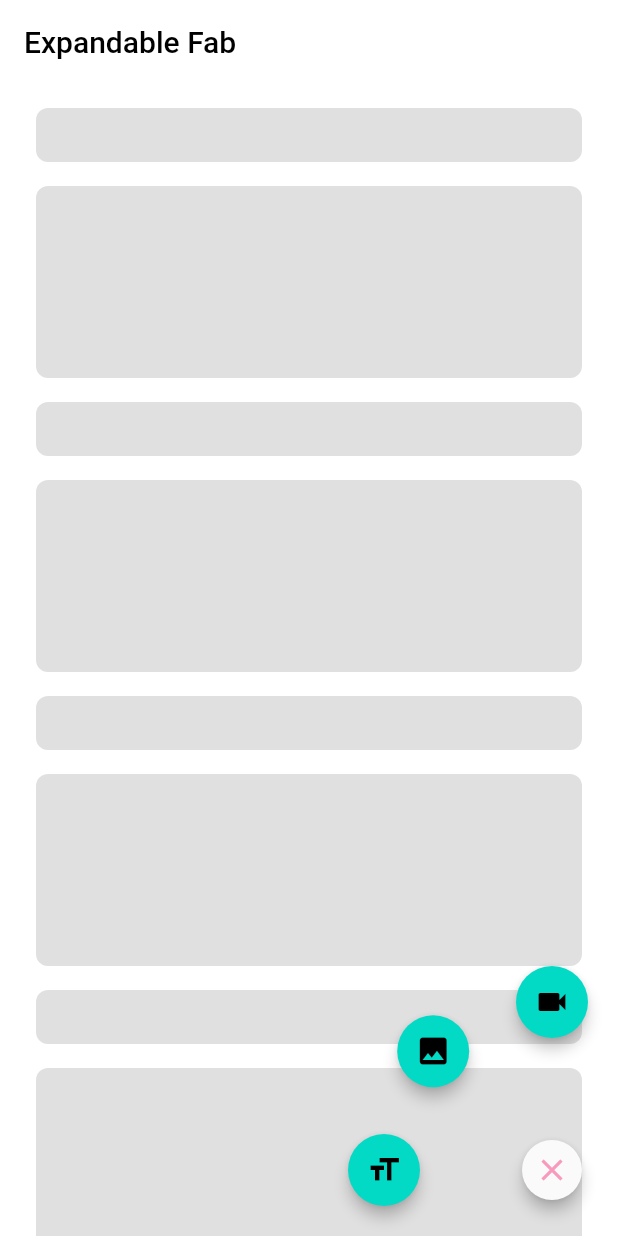
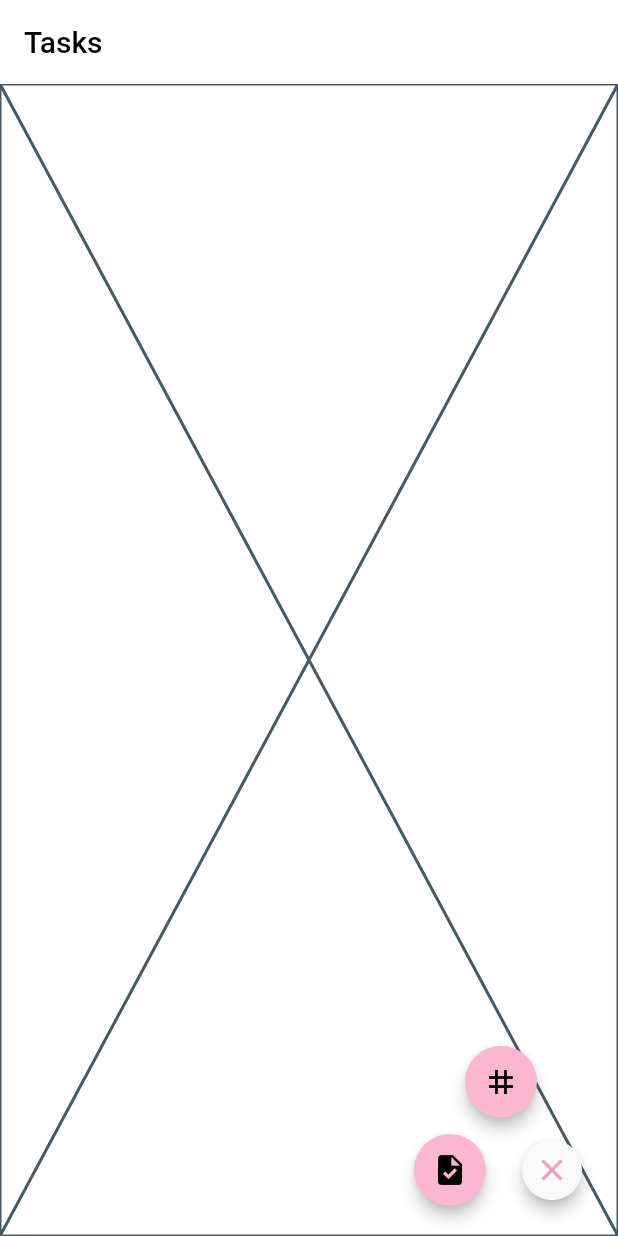
Before and after one commit to MohsenNamazi/todo_list, a Flutter app: the screen it shows after launch, after a tap on the "close" icon, on a phone screen of 412 x 824 dp. Run offline on Flutter 3.47's test engine with Material 3 defaults, Android fonts, the phone set to English and light mode, and no system bars; our stand-ins replace auto_route, dio, flutter_bloc, freezed_annotation, get_it; generated files the repository leaves out were written again.

Commit message:
feat: tasks screen UI progress

```diff
--- a/lib/features/tasks/tasks_screen.dart
+++ b/lib/features/tasks/tasks_screen.dart
@@ -1,60 +1,21 @@
 import 'package:auto_route/auto_route.dart';
 import 'package:flutter/material.dart';
-import 'package:todo_list/features/widgets/expandable_fab.dart';
+import 'package:todo_list/features/common/extensions/build_context.dart';
+import 'package:todo_list/features/tasks/widgets/tasks_expandable_fab.dart';
 
 @RoutePage()
 class TasksScreen extends StatelessWidget {
-  static const _actionTitles = ['Create Post', 'Upload Photo', 'Upload Video'];
-
   const TasksScreen({super.key});
-
-  void _showAction(BuildContext context, int index) {
-    showDialog<void>(
-      context: context,
-      builder: (context) {
-        return AlertDialog(
-          content: Text(_actionTitles[index]),
-          actions: [
-            TextButton(
-              onPressed: () => Navigator.of(context).pop(),
-              child: const Text('CLOSE'),
-            ),
-          ],
-        );
-      },
-    );
-  }
 
   @override
   Widget build(BuildContext context) {
+    final l10n = context.l10n;
     return Scaffold(
+      floatingActionButton: const TasksExpandableFab(),
       appBar: AppBar(
-        title: const Text('Expandable Fab'),
+        title: Text(l10n.tasks),
       ),
-      body: ListView.builder(
-        padding: const EdgeInsets.symmetric(vertical: 8),
-        itemCount: 25,
-        itemBuilder: (context, index) {
-          return FakeItem(isBig: index.isOdd);
-        },
-      ),
-      floatingActionButton: ExpandableFab(
-        distance: 112,
-        children: [
-          ActionButton(
-            onPressed: () => _showAction(context, 0),
-            icon: const Icon(Icons.format_size),
-          ),
-          ActionButton(
-            onPressed: () => _showAction(context, 1),
-            icon: const Icon(Icons.insert_photo),
-          ),
-          ActionButton(
-            onPressed: () => _showAction(context, 2),
-            icon: const Icon(Icons.videocam),
-          ),
-        ],
-      ),
+      body: const Placeholder(),
     );
   }
 }
--- /dev/null
+++ b/lib/features/tasks/widgets/tasks_expandable_fab.dart
@@ -0,0 +1,74 @@
+import 'package:flutter/material.dart';
+import 'package:todo_list/dependency_injector/injector.dart';
+import 'package:todo_list/features/common/consts/spacing.dart';
+import 'package:todo_list/features/common/extensions/build_context.dart';
+import 'package:todo_list/features/tasks/cubit/projects_cubit/projects_cubit.dart';
+import 'package:todo_list/features/widgets/dialog.dart';
+import 'package:todo_list/features/widgets/expandable_fab.dart';
+import 'package:todo_list/features/widgets/text_field_dialog.dart';
+
+enum FabActions { newTask, newProject }
+
+class TasksExpandableFab extends StatefulWidget {
+  const TasksExpandableFab({super.key});
+
+  @override
+  State<TasksExpandableFab> createState() => _TasksExpandableFabState();
+}
+
+class _TasksExpandableFabState extends State<TasksExpandableFab> {
+  final _newProjectTaxtcontroller = TextEditingController();
+
+  @override
+  Widget build(BuildContext context) {
+    return ExpandableFab(
+      distance: Spacing.s17,
+      children: [
+        ActionButton(
+          onPressed: () => _showAction(context, FabActions.newTask),
+          icon: const Icon(Icons.task),
+        ),
+        ActionButton(
+          onPressed: () => _showAction(context, FabActions.newProject),
+          icon: const Icon(Icons.tag),
+        ),
+      ],
+    );
+  }
+
+  void _showAction(BuildContext context, FabActions action) {
+    switch (action) {
+      case FabActions.newTask:
+        _createNewTask();
+      case FabActions.newProject:
+        _createNewProject(context);
+    }
+  }
+
+  void _createNewProject(BuildContext context) {
+    final l10n = context.l10n;
+    TextFieldDialog.show(
+      context,
+      okLabel: l10n.add,
+      cancelLabel: l10n.cancel,
+      title: l10n.enterProjectName,
+      controller: _newProjectTaxtcontroller,
+      onPressed: (state) {
+        if (_newProjectTaxtcontroller.text.trim() != '' &&
+            state == AppDialogPressed.ok) {
+          inject<ProjectsCubit>()
+              .createProject(_newProjectTaxtcontroller.text.trim());
+        }
+        _newProjectTaxtcontroller.clear();
+      },
+    );
+  }
+
+  void _createNewTask() {}
+
+  @override
+  void dispose() {
+    _newProjectTaxtcontroller.dispose();
+    super.dispose();
+  }
+}
--- a/lib/features/widgets/expandable_fab.dart
+++ b/lib/features/widgets/expandable_fab.dart
@@ -1,16 +1,16 @@
 import 'package:flutter/material.dart';
 import 'dart:math' as math;
+
+import 'package:todo_list/features/common/theme/colors.dart';
 
 @immutable
 class ExpandableFab extends StatefulWidget {
   const ExpandableFab({
     super.key,
-    this.initialOpen,
     required this.distance,
     required this.children,
   });
 
-  final bool? initialOpen;
   final double distance;
   final List<Widget> children;
 
@@ -22,14 +22,13 @@ class _ExpandableFabState extends State<ExpandableFab>
     with SingleTickerProviderStateMixin {
   late final AnimationController _controller;
   late final Animation<double> _expandAnimation;
-  bool _open = false;
+  final _isExpandedNotifier = ValueNotifier(false);
 
   @override
   void initState() {
     super.initState();
-    _open = widget.initialOpen ?? false;
     _controller = AnimationController(
-      value: _open ? 1.0 : 0.0,
+      value: _isExpandedNotifier.value ? 1.0 : 0.0,
       duration: const Duration(milliseconds: 250),
       vsync: this,
     );
@@ -47,14 +46,12 @@ class _ExpandableFabState extends State<ExpandableFab>
   }
 
   void _toggle() {
-    setState(() {
-      _open = !_open;
-      if (_open) {
+    _isExpandedNotifier.value = !_isExpandedNotifier.value;
+    if (_isExpandedNotifier.value) {
       _controller.forward();
     } else {
       _controller.reverse();
     }
-    });
   }
 
   @override
@@ -99,7 +96,7 @@ class _ExpandableFabState extends State<ExpandableFab>
   List<Widget> _buildExpandingActionButtons() {
     final children = <Widget>[];
     final count = widget.children.length;
-    final step = 90.0 / (count - 1);
+    final step = 60.0 / (count - 1);
     for (var i = 0, angleInDegrees = 0.0;
         i < count;
         i++, angleInDegrees += step) {
@@ -116,28 +113,32 @@ class _ExpandableFabState extends State<ExpandableFab>
   }
 
   Widget _buildTapToOpenFab() {
+    return ValueListenableBuilder(
+        valueListenable: _isExpandedNotifier,
+        builder: (context, isExpanded, _) {
           return IgnorePointer(
-      ignoring: _open,
+            ignoring: isExpanded,
             child: AnimatedContainer(
               transformAlignment: Alignment.center,
               transform: Matrix4.diagonal3Values(
-          _open ? 0.7 : 1.0,
-          _open ? 0.7 : 1.0,
+                isExpanded ? 0.7 : 1.0,
+                isExpanded ? 0.7 : 1.0,
                 1.0,
               ),
               duration: const Duration(milliseconds: 250),
               curve: const Interval(0.0, 0.5, curve: Curves.easeOut),
               child: AnimatedOpacity(
-          opacity: _open ? 0.0 : 1.0,
+                opacity: isExpanded ? 0.0 : 1.0,
                 curve: const Interval(0.25, 1.0, curve: Curves.easeInOut),
                 duration: const Duration(milliseconds: 250),
                 child: FloatingActionButton(
                   onPressed: _toggle,
-            child: const Icon(Icons.create),
+                  child: const Icon(Icons.add),
                 ),
               ),
             ),
           );
+        });
   }
 }
 
@@ -194,39 +195,16 @@ class ActionButton extends StatelessWidget {
 
   @override
   Widget build(BuildContext context) {
-    final theme = Theme.of(context);
     return Material(
       shape: const CircleBorder(),
       clipBehavior: Clip.antiAlias,
-      color: theme.colorScheme.secondary,
+      color: ColorPalettes.pink[200],
       elevation: 4,
       child: IconButton(
         onPressed: onPressed,
         icon: icon,
-        color: theme.colorScheme.onSecondary,
+        color: ColorPalettes.neutral[900],
       ),
     );
   }
 }
-
-@immutable
-class FakeItem extends StatelessWidget {
-  const FakeItem({
-    super.key,
-    required this.isBig,
-  });
-
-  final bool isBig;
-
-  @override
-  Widget build(BuildContext context) {
-    return Container(
-      margin: const EdgeInsets.symmetric(vertical: 8, horizontal: 24),
-      height: isBig ? 128 : 36,
-      decoration: BoxDecoration(
-        borderRadius: const BorderRadius.all(Radius.circular(8)),
-        color: Colors.grey.shade300,
-      ),
-    );
-  }
-}
--- a/lib/l10n/app_en.arb
+++ b/lib/l10n/app_en.arb
@@ -1,6 +1,7 @@
 {
     "welcome": "Welcome!",
     "projects": "Projects",
+    "tasks": "Tasks",
     "enterProjectName": "Enter the new project name:",
     "add": "Add",
     "cancel": "Cancel",
```
Lines whose indentation alone changed are shown as unchanged.
